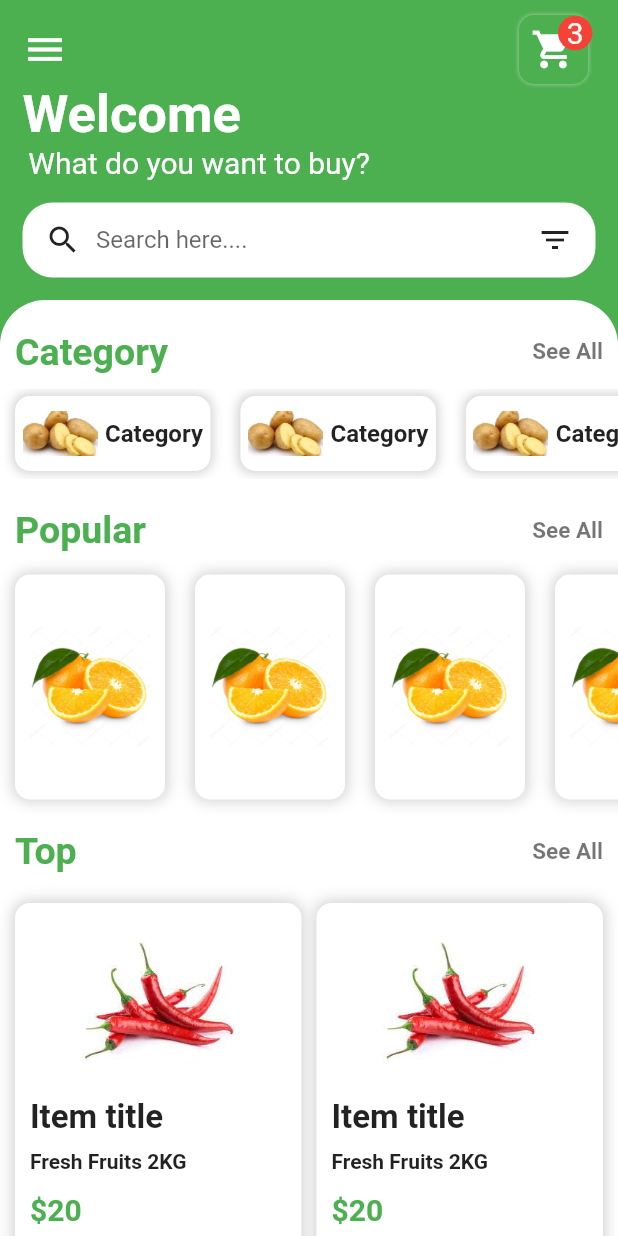
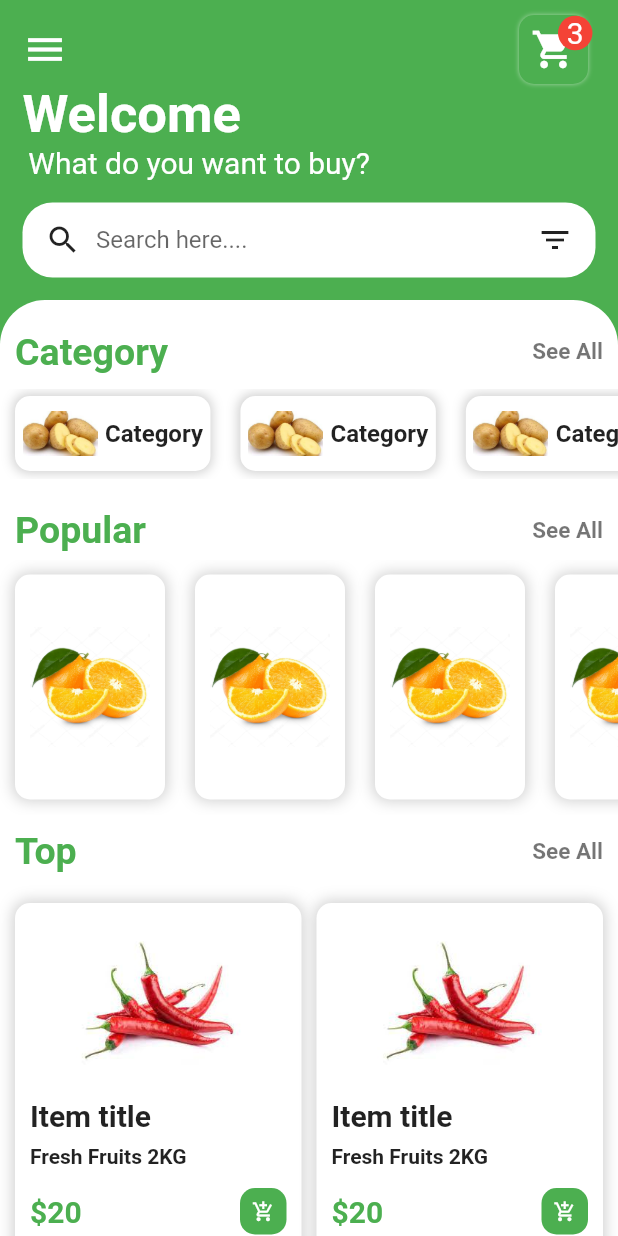
Before and after one commit to umangghoghari24/Grocery, a Flutter app: the Homepage screen opened by its route, on a phone screen of 412 x 824 dp. Run offline on Flutter 3.47's test engine with Material 2 defaults, Android fonts, the phone set to English and light mode, and no system bars.

Commit message:
Grocery_App

```diff
--- a/lib/ItemsWidget.dart
+++ b/lib/ItemsWidget.dart
@@ -49,7 +49,9 @@ class ItemsWidget extends StatelessWidget {
             child: Column(
               children: [
                 InkWell(
-                  onTap: () {},
+                  onTap: () {
+                    Navigator.pushNamed(context, 'itempage');
+                  },
                   child: Container(
                     margin: EdgeInsets.all(10),
                     child: Image.asset('assetimage/3mirchi.jpg',
@@ -60,7 +62,7 @@ class ItemsWidget extends StatelessWidget {
                 child: Container(
                   alignment: Alignment.centerLeft,
                   child: Text('Item title',style: TextStyle(
-                    fontSize: 22,
+                    fontSize: 20,
                     fontWeight: FontWeight.bold,
                     color: Colors.black87
                   ),),
@@ -78,14 +80,29 @@ class ItemsWidget extends StatelessWidget {
                 ),
                 Padding(padding: EdgeInsets.symmetric(vertical: 5),
                 child: Row(
+                  mainAxisAlignment: MainAxisAlignment.spaceBetween,
                   children: [
                     Text('\$20',style: TextStyle(
                       fontWeight: FontWeight.bold,
                       fontSize: 20,
                       color: Colors.green
-                    ),)
+                    )
+                    ),
+                    InkWell(
+                      onTap: () {},
+                      child: Container(
+                        padding: EdgeInsets.all(8),
+                        decoration: BoxDecoration(
+                          color: Colors.green,
+                          borderRadius: BorderRadius.circular(10)
+                        ),
+                        child: Icon(Icons.add_shopping_cart,
+                          size: 15,
+                        color: Colors.white,),
+                      ),
+                    )
                   ],
-                ),)
+                ),),
               ],
             ),
           )
--- a/lib/main.dart
+++ b/lib/main.dart
@@ -1,5 +1,6 @@
 import 'package:flutter/material.dart';
 import 'package:grocery/Homepage.dart';
+import 'package:grocery/Itempage.dart';
 import 'package:grocery/Splashscreen.dart';
 
 void main() {
@@ -20,6 +21,7 @@ class MyApp extends StatelessWidget {
       routes: {
         '/' : (context) => SplashScreen(),
     'Homepage' : (context) => Homepage(),
+        'itempage': (context) => Itempage(),
       },
     );
   }
```
Also changed, not shown: lib/Itempage.dart (added, +68 -0 lines).
